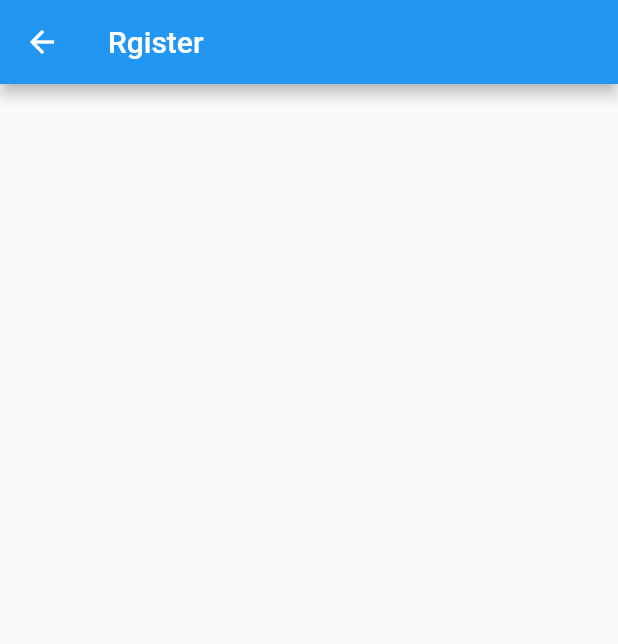
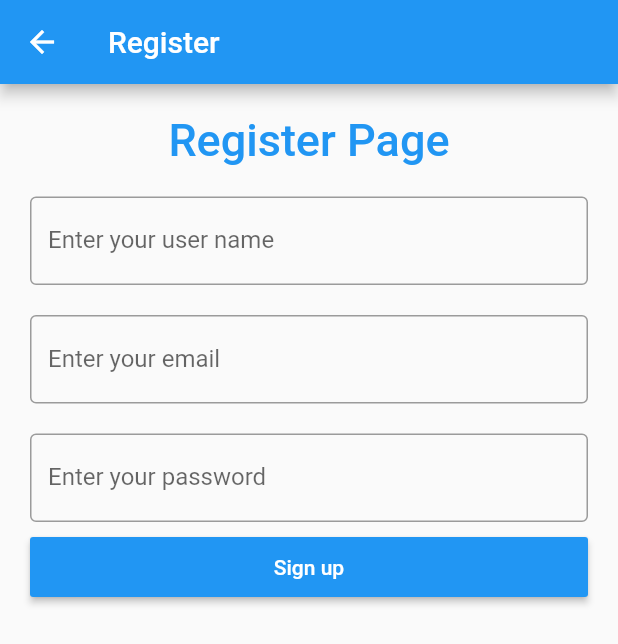
Before and after one commit to Pinmonyoudom/Survey_Mobile, a Flutter app: the RegisterPage screen opened directly, on a phone screen of 412 x 824 dp. Shown: the top 644 px of the screen. Run offline on Flutter 3.47's test engine with Material 2 defaults, Android fonts, the phone set to English and light mode, and no system bars.

Commit message:
divide to login and register page

```diff
--- a/lib/register.dart
+++ b/lib/register.dart
@@ -6,13 +6,76 @@ class RegisterPage extends StatefulWidget {
 }
 
 class _RegisterPageState extends State<RegisterPage> {
+  TextEditingController nameController = TextEditingController();
+  TextEditingController emailController = TextEditingController();
+  TextEditingController passwordController = TextEditingController();
+
   @override
   Widget build(BuildContext context) {
     return Scaffold(
       appBar: AppBar(
-        title: Text("Rgister"),
+        title: Text("Register"),
       ),
-
+      body: Padding(
+        padding: EdgeInsets.all(10),
+        child: ListView(children: <Widget>[
+          Container(
+              alignment: Alignment.center,
+              padding: EdgeInsets.all(10),
+              child: Text(
+                'Register Page',
+                style: TextStyle(
+                    color: Colors.blue,
+                    fontWeight: FontWeight.w500,
+                    fontSize: 30),
+              )),
+          Container(
+            padding: EdgeInsets.all(10),
+            child: TextField(
+              controller: nameController,
+              decoration: InputDecoration(
+                border: OutlineInputBorder(),
+                labelText: 'Enter your user name',
+              ),
+            ),
+          ),
+          Container(
+            padding: EdgeInsets.all(10),
+            child: TextField(
+              controller: emailController,
+              decoration: InputDecoration(
+                border: OutlineInputBorder(),
+                labelText: 'Enter your email',
+              ),
+            ),
+          ),
+          Container(
+            padding: EdgeInsets.fromLTRB(10, 10, 10, 0),
+            child: TextField(
+              obscureText: true,
+              controller: passwordController,
+              decoration: InputDecoration(
+                border: OutlineInputBorder(),
+                labelText: 'Enter your password',
+              ),
+            ),
+          ),
+          Container(
+            height: 50,
+            padding: EdgeInsets.fromLTRB(10, 10, 10, 0),
+            child: RaisedButton(
+              textColor: Colors.white,
+              color: Colors.blue,
+              child: Text('Sign up'),
+              onPressed: () {
+                print(nameController.text);
+                print(emailController.text);
+                print(passwordController.text);
+              },
+            ),
+          ),
+        ]),
+      ),
     );
   }
 }
```
Also changed, not shown: lib/login.dart (added, +103 -0 lines), lib/main.dart (+9 -99 lines), 1 other file.
